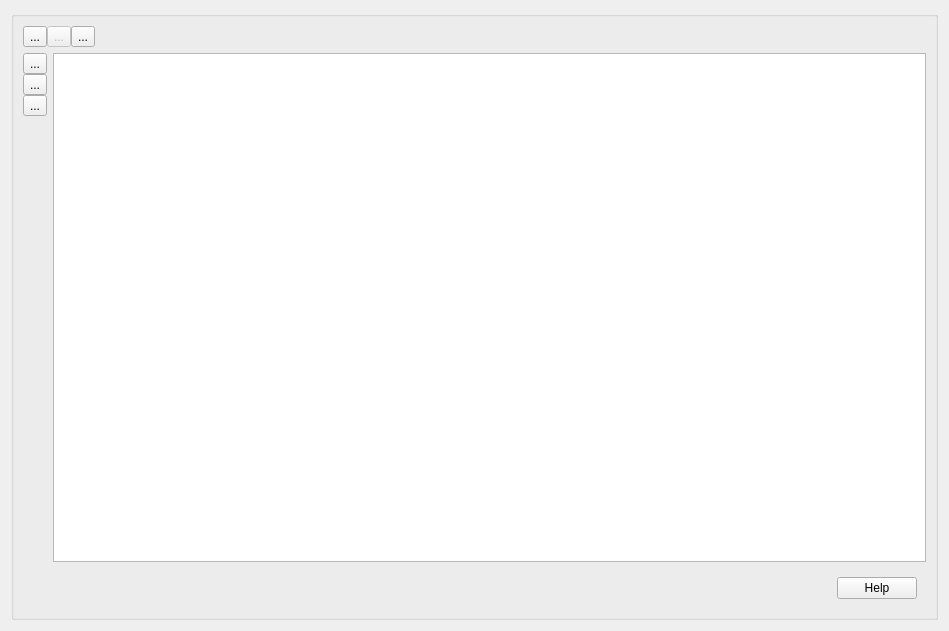
The window that TableInstanceForm.ui (fritzone/ddm) describes before a commit, drawn with Qt 5.
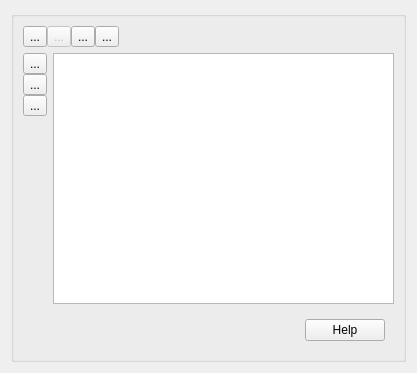
The same window after the commit. Icons and pictures are not drawn.

```diff
--- a/TableInstanceForm.ui
+++ b/TableInstanceForm.ui
@@ -6,8 +6,8 @@
    <rect>
     <x>0</x>
     <y>0</y>
-    <width>949</width>
-    <height>631</height>
+    <width>417</width>
+    <height>373</height>
    </rect>
   </property>
   <property name="windowTitle">
@@ -91,10 +91,39 @@
           </property>
           <property name="iconSize">
            <size>
+            <width>22</width>
+            <height>22</height>
+           </size>
+          </property>
+         </widget>
+        </item>
+        <item>
+         <widget class="QToolButton" name="btnGoToSourceTab">
+          <property name="maximumSize">
+           <size>
             <width>24</width>
             <height>24</height>
            </size>
           </property>
+          <property name="toolTip">
+           <string>Go to the originator element</string>
+          </property>
+          <property name="statusTip">
+           <string>Go to the originator element</string>
+          </property>
+          <property name="text">
+           <string>...</string>
+          </property>
+          <property name="icon">
+           <iconset resource="dbm.qrc">
+            <normaloff>:/images/actions/images/small/alias.png</normaloff>:/images/actions/images/small/alias.png</iconset>
+          </property>
+          <property name="iconSize">
+           <size>
+            <width>22</width>
+            <height>22</height>
+           </size>
+          </property>
          </widget>
         </item>
         <item>
```
Left out of the diff: 45 changed lines with no effect on the pictures.
